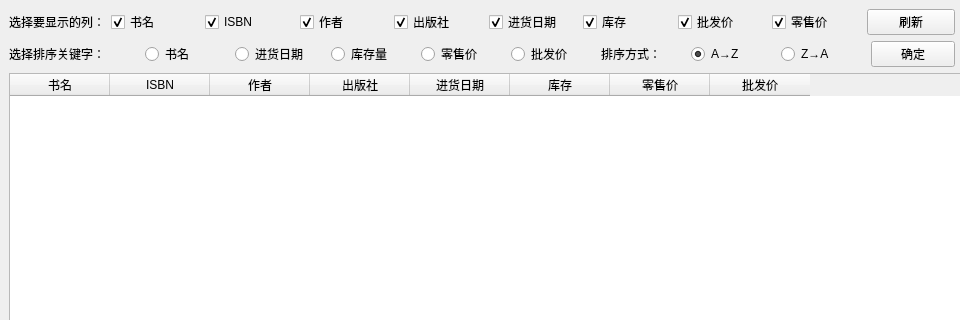
The window that ui/ReportWindow.ui (li1553770945/course-design-sqlite) describes before a commit, drawn with Qt 5; both pictures show x 0 to 960 and y 0 to 320 of the 1116 by 753 pixel window.
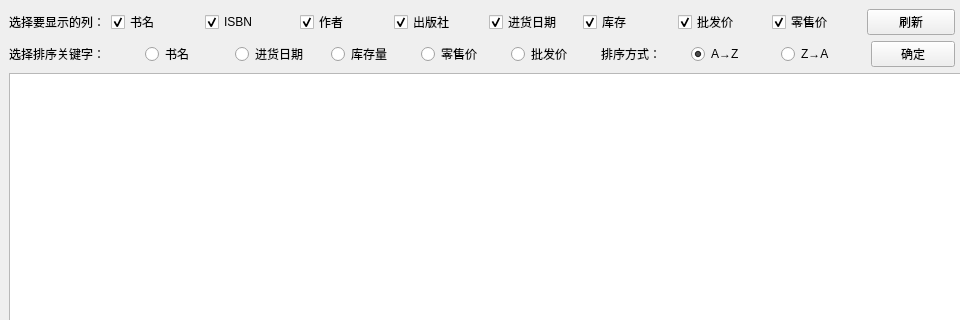
The same window after the commit.

The edit to the form file:
```diff
--- a/ui/ReportWindow.ui
+++ b/ui/ReportWindow.ui
@@ -217,113 +217,6 @@
       </item>
      </layout>
     </item>
-    <item row="2" column="0" colspan="3">
-     <widget class="QTableWidget" name="Table">
-      <property name="sizePolicy">
-       <sizepolicy hsizetype="Preferred" vsizetype="Expanding">
-        <horstretch>0</horstretch>
-        <verstretch>0</verstretch>
-       </sizepolicy>
-      </property>
-      <property name="minimumSize">
-       <size>
-        <width>0</width>
-        <height>0</height>
-       </size>
-      </property>
-      <property name="editTriggers">
-       <set>QAbstractItemView::NoEditTriggers</set>
-      </property>
-      <property name="dragEnabled">
-       <bool>true</bool>
-      </property>
-      <property name="selectionMode">
-       <enum>QAbstractItemView::ExtendedSelection</enum>
-      </property>
-      <property name="selectionBehavior">
-       <enum>QAbstractItemView::SelectRows</enum>
-      </property>
-      <property name="textElideMode">
-       <enum>Qt::ElideNone</enum>
-      </property>
-      <property name="sortingEnabled">
-       <bool>false</bool>
-      </property>
-      <attribute name="horizontalHeaderVisible">
-       <bool>true</bool>
-      </attribute>
-      <attribute name="horizontalHeaderCascadingSectionResizes">
-       <bool>true</bool>
-      </attribute>
-      <attribute name="horizontalHeaderStretchLastSection">
-       <bool>false</bool>
-      </attribute>
-      <column>
-       <property name="text">
-        <string>书名</string>
-       </property>
-       <property name="textAlignment">
-        <set>AlignCenter</set>
-       </property>
-      </column>
-      <column>
-       <property name="text">
-        <string>ISBN</string>
-       </property>
-       <property name="textAlignment">
-        <set>AlignCenter</set>
-       </property>
-      </column>
-      <column>
-       <property name="text">
-        <string>作者</string>
-       </property>
-       <property name="textAlignment">
-        <set>AlignCenter</set>
-       </property>
-      </column>
-      <column>
-       <property name="text">
-        <string>出版社</string>
-       </property>
-       <property name="textAlignment">
-        <set>AlignCenter</set>
-       </property>
-      </column>
-      <column>
-       <property name="text">
-        <string>进货日期</string>
-       </property>
-       <property name="textAlignment">
-        <set>AlignCenter</set>
-       </property>
-      </column>
-      <column>
-       <property name="text">
-        <string>库存</string>
-       </property>
-       <property name="textAlignment">
-        <set>AlignCenter</set>
-       </property>
-      </column>
-      <column>
-       <property name="text">
-        <string>零售价</string>
-       </property>
-       <property name="textAlignment">
-        <set>AlignCenter</set>
-       </property>
-      </column>
-      <column>
-       <property name="text">
-        <string>批发价</string>
-       </property>
-       <property name="textAlignment">
-        <set>AlignCenter</set>
-       </property>
-      </column>
-     </widget>
-    </item>
     <item row="3" column="0">
      <spacer name="horizontalSpacer_2">
       <property name="orientation">
@@ -391,6 +284,49 @@
       </item>
      </layout>
     </item>
+    <item row="2" column="0" colspan="3">
+     <widget class="QTableView" name="Table">
+      <property name="sizePolicy">
+       <sizepolicy hsizetype="Preferred" vsizetype="Expanding">
+        <horstretch>0</horstretch>
+        <verstretch>0</verstretch>
+       </sizepolicy>
+      </property>
+      <property name="minimumSize">
+       <size>
+        <width>0</width>
+        <height>0</height>
+       </size>
+      </property>
+      <property name="editTriggers">
+       <set>QAbstractItemView::NoEditTriggers</set>
+      </property>
+      <property name="dragEnabled">
+       <bool>true</bool>
+      </property>
+      <property name="selectionMode">
+       <enum>QAbstractItemView::ExtendedSelection</enum>
+      </property>
+      <property name="selectionBehavior">
+       <enum>QAbstractItemView::SelectRows</enum>
+      </property>
+      <property name="textElideMode">
+       <enum>Qt::ElideNone</enum>
+      </property>
+      <property name="sortingEnabled">
+       <bool>false</bool>
+      </property>
+      <attribute name="horizontalHeaderDefaultSectionSize">
+       <number>25</number>
+      </attribute>
+      <attribute name="horizontalHeaderHighlightSections">
+       <bool>true</bool>
+      </attribute>
+      <attribute name="verticalHeaderCascadingSectionResizes">
+       <bool>false</bool>
+      </attribute>
+     </widget>
+    </item>
    </layout>
   </widget>
   <widget class="QMenuBar" name="menubar">
```
Left out of the diff: 2 changed lines with no effect on the pictures.
